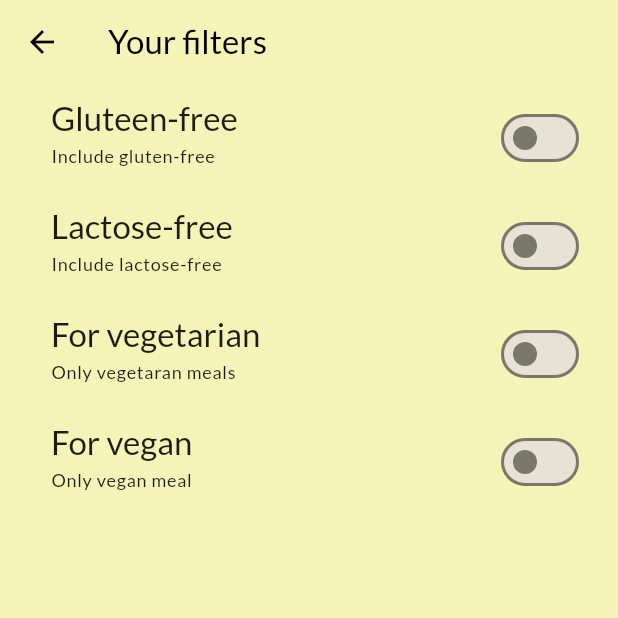
After one commit to ArtKing366/meals_app, a Flutter app: the FiltersScreen screen opened directly, on a phone screen of 412 x 824 dp, the top half of it. The commit adds this screen. Run offline on Flutter 3.47's test engine with Material 3 defaults, Android fonts, the phone set to English and light mode, and no system bars; our stand-ins replace google_fonts, transparent_image.

Commit message:
create filters

```diff
--- /dev/null
+++ b/lib/screens/filters.dart
@@ -0,0 +1,132 @@
+import 'package:flutter/material.dart';
+
+enum Filter { glutenFree, lactoseFree, vegetarian, vegan }
+
+class FiltersScreen extends StatefulWidget {
+  const FiltersScreen({super.key});
+
+  @override
+  State<StatefulWidget> createState() {
+    return _FiltersScreen();
+  }
+}
+
+class _FiltersScreen extends State<FiltersScreen> {
+  var _glutenFreeFilterSet = false;
+  var _lactoseFreeFilterSet = false;
+  var _vegetarianFreeFilterSet = false;
+  var _veganFreeFilterSet = false;
+
+  @override
+  Widget build(BuildContext context) {
+    return Scaffold(
+      appBar: AppBar(
+        title: const Text('Your filters'),
+      ),
+      body: PopScope(
+        canPop: false,
+        onPopInvoked: (bool didPop) {
+          if (didPop) return;
+          Navigator.of(context).pop({
+            Filter.glutenFree: _glutenFreeFilterSet,
+            Filter.lactoseFree: _lactoseFreeFilterSet,
+            Filter.vegetarian: _vegetarianFreeFilterSet,
+            Filter.vegan: _veganFreeFilterSet,
+          });
+        },
+        child: Column(
+          children: [
+            SwitchListTile(
+              value: _glutenFreeFilterSet,
+              onChanged: (isCheked) {
+                setState(() {
+                  _glutenFreeFilterSet = isCheked;
+                });
+              },
+              title: Text(
+                'Gluteen-free',
+                style: Theme.of(context).textTheme.titleLarge!.copyWith(
+                      color: Theme.of(context).colorScheme.onSurface,
+                    ),
+              ),
+              subtitle: Text(
+                'Include gluten-free',
+                style: Theme.of(context).textTheme.labelMedium!.copyWith(
+                      color: Theme.of(context).colorScheme.onSurface,
+                    ),
+              ),
+              activeColor: Theme.of(context).colorScheme.tertiary,
+              contentPadding: const EdgeInsets.only(left: 34, right: 22),
+            ),
+            SwitchListTile(
+              value: _lactoseFreeFilterSet,
+              onChanged: (isCheked) {
+                setState(() {
+                  _lactoseFreeFilterSet = isCheked;
+                });
+              },
+              title: Text(
+                'Lactose-free',
+                style: Theme.of(context).textTheme.titleLarge!.copyWith(
+                      color: Theme.of(context).colorScheme.onSurface,
+                    ),
+              ),
+              subtitle: Text(
+                'Include lactose-free',
+                style: Theme.of(context).textTheme.labelMedium!.copyWith(
+                      color: Theme.of(context).colorScheme.onSurface,
+                    ),
+              ),
+              activeColor: Theme.of(context).colorScheme.tertiary,
+              contentPadding: const EdgeInsets.only(left: 34, right: 22),
+            ),
+            SwitchListTile(
+              value: _vegetarianFreeFilterSet,
+              onChanged: (isCheked) {
+                setState(() {
+                  _vegetarianFreeFilterSet = isCheked;
+                });
+              },
+              title: Text(
+                'For vegetarian',
+                style: Theme.of(context).textTheme.titleLarge!.copyWith(
+                      color: Theme.of(context).colorScheme.onSurface,
+                    ),
+              ),
+              subtitle: Text(
+                'Only vegetaran meals',
+                style: Theme.of(context).textTheme.labelMedium!.copyWith(
+                      color: Theme.of(context).colorScheme.onSurface,
+                    ),
+              ),
+              activeColor: Theme.of(context).colorScheme.tertiary,
+              contentPadding: const EdgeInsets.only(left: 34, right: 22),
+            ),
+            SwitchListTile(
+              value: _veganFreeFilterSet,
+              onChanged: (isCheked) {
+                setState(() {
+                  _veganFreeFilterSet = isCheked;
+                });
+              },
+              title: Text(
+                'For vegan',
+                style: Theme.of(context).textTheme.titleLarge!.copyWith(
+                      color: Theme.of(context).colorScheme.onSurface,
+                    ),
+              ),
+              subtitle: Text(
+                'Only vegan meal',
+                style: Theme.of(context).textTheme.labelMedium!.copyWith(
+                      color: Theme.of(context).colorScheme.onSurface,
+                    ),
+              ),
+              activeColor: Theme.of(context).colorScheme.tertiary,
+              contentPadding: const EdgeInsets.only(left: 34, right: 22),
+            ),
+          ],
+        ),
+      ),
+    );
+  }
+}
--- a/lib/screens/tabs.dart
+++ b/lib/screens/tabs.dart
@@ -1,6 +1,7 @@
 import 'package:flutter/material.dart';
 import 'package:meals_app/models/meal.dart';
 import 'package:meals_app/screens/categories.dart';
+import 'package:meals_app/screens/filters.dart';
 import 'package:meals_app/screens/meals.dart';
 import 'package:meals_app/wdigets/main_drawer.dart';
 
@@ -49,9 +50,13 @@ class _TabsScreenState extends State<TabsScreen> {
   }
 
   void _setScreen(String identifire) {
+    Navigator.of(context).pop();
     if (identifire == 'filters') {
-    } else {
-      Navigator.of(context).pop();
+      Navigator.of(context).push(
+        MaterialPageRoute(
+          builder: (ctx) => const FiltersScreen(),
+        ),
+      );
     }
   }
 
```
